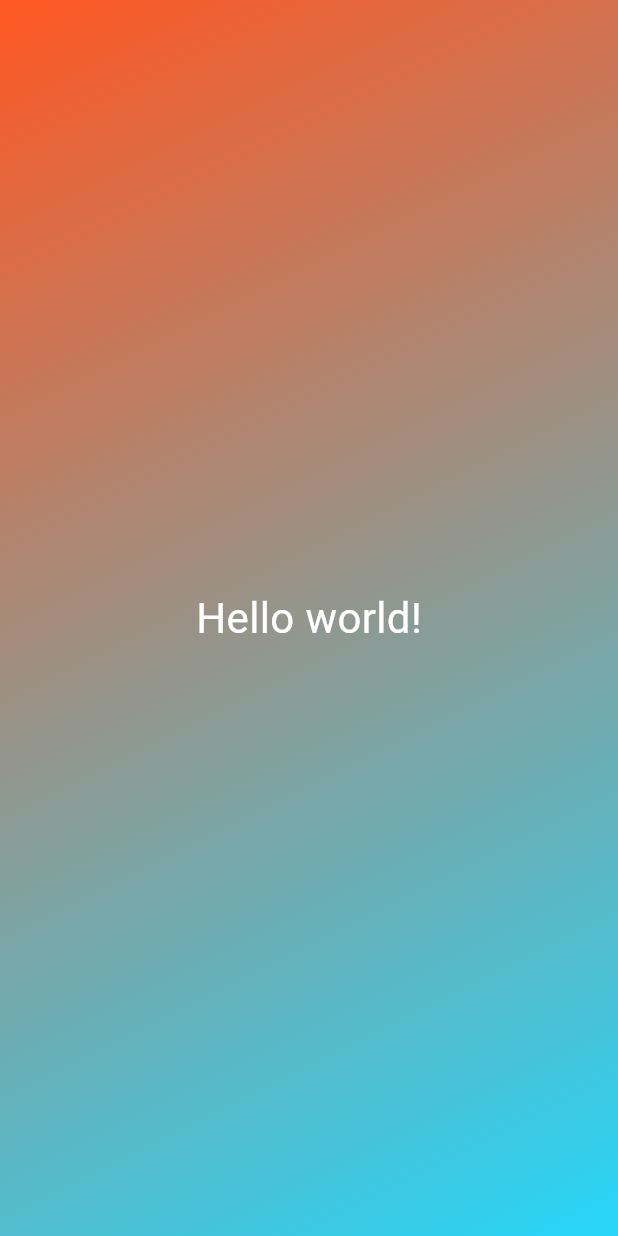
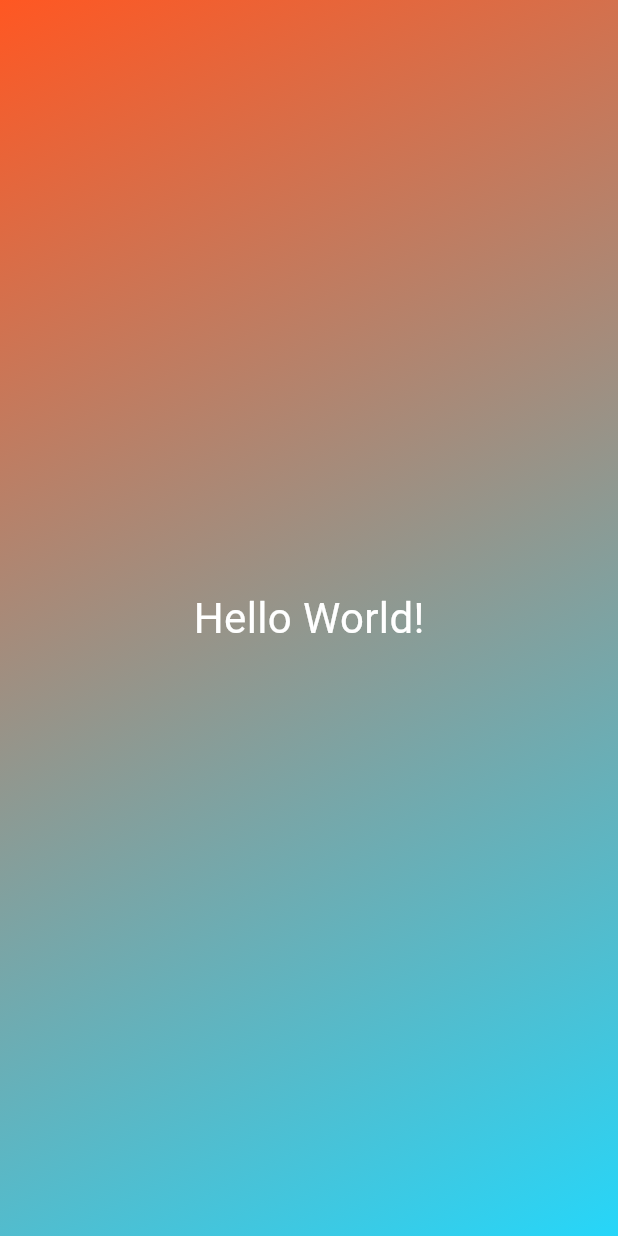
Before and after one commit to gitsudhanshur/flutterApp, a Flutter app: the screen it shows after launch, on a phone screen of 412 x 824 dp. Run offline on Flutter 3.47's test engine with Material 3 defaults, Android fonts, the phone set to English and light mode, and no system bars.

Commit message:
first commit

```diff
--- a/lib/gradient_container.dart
+++ b/lib/gradient_container.dart
@@ -22,7 +22,7 @@ class GradientContainer extends StatelessWidget {
             ),
           ),
           child: const Center(
-            child: StyledText(),
+            child: StyledText('Hello World!'),
         ),
       );
   }
--- a/lib/styled_text.dart
+++ b/lib/styled_text.dart
@@ -1,15 +1,18 @@
 import 'package:flutter/material.dart';
 
 class StyledText extends StatelessWidget {
-  const StyledText({super.key});
+  const StyledText(this.text, {super.key});
+
+  final String text;
 
   @override
   Widget build(context) {
-    return const Text('Hello world!',
-              style: TextStyle(
-                color: Colors.white,
-                fontSize: 28,
-            ),
-          );
+    return Text(
+      text,
+      style: const TextStyle(
+        color: Colors.white,
+        fontSize: 28,
+      ),
+    );
   }
 }
```
